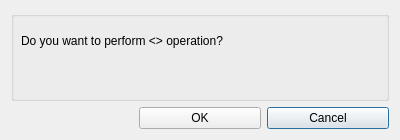
Above: File/confirmdelete.ui from htqwjtch/Almost_Total_Commander before the change. Below: the same form after it.
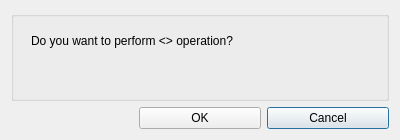
That is the form after the change. Icons and pictures are not drawn.

The edit to the form file:
```diff
--- a/File/confirmdelete.ui
+++ b/File/confirmdelete.ui
@@ -28,7 +28,7 @@
        <widget class="QLabel" name="label">
         <property name="geometry">
          <rect>
-          <x>10</x>
+          <x>20</x>
           <y>20</y>
           <width>361</width>
           <height>20</height>
```
